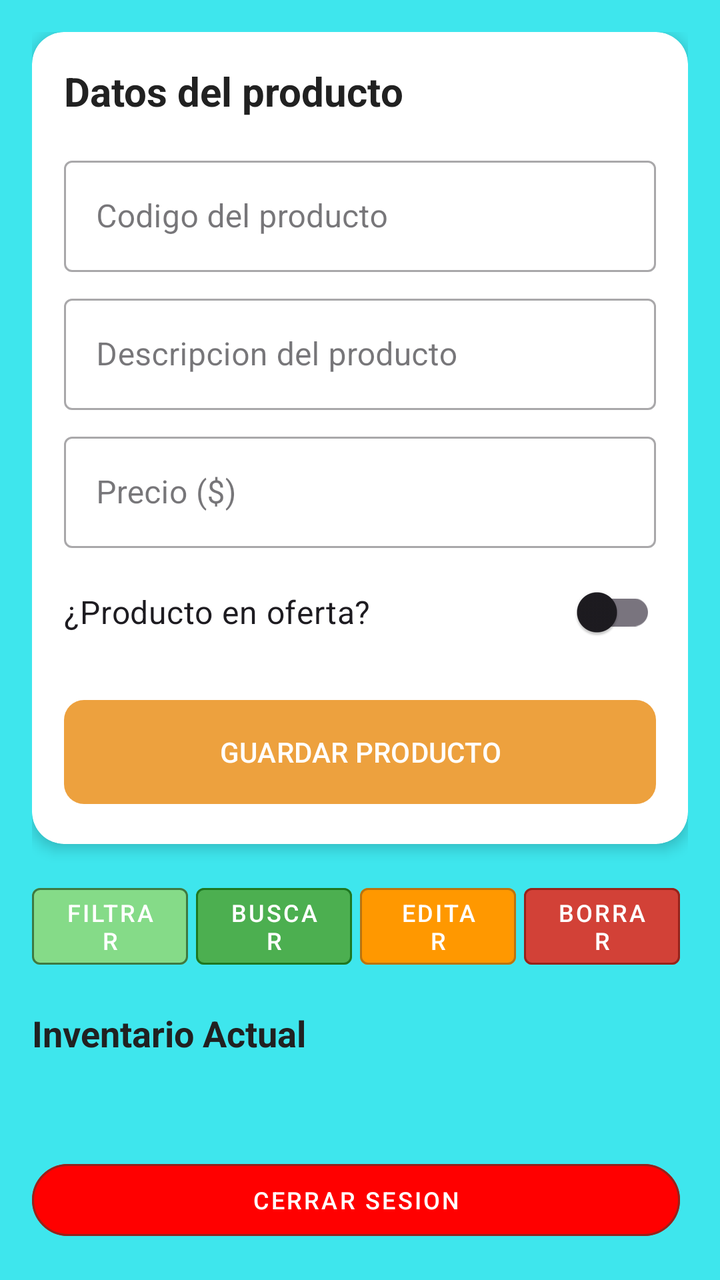
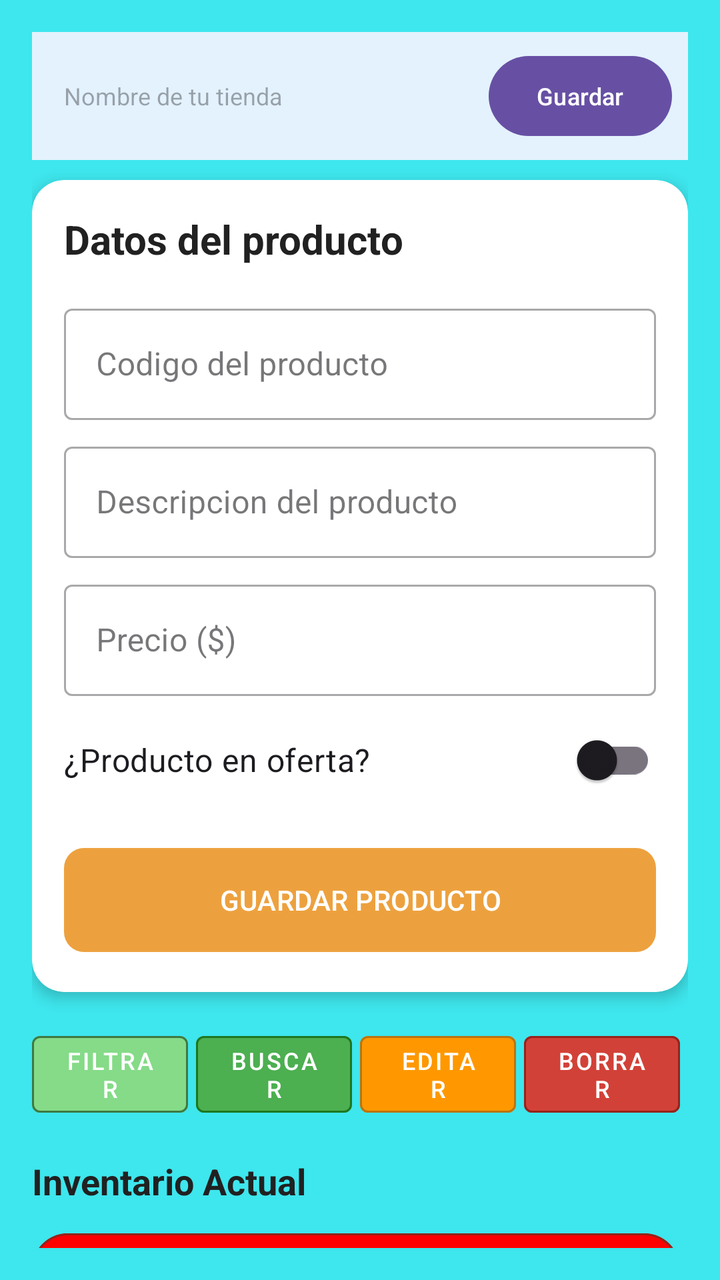

An Android layout rendered at two revisions. The XML below is the earlier revision; the diff shows what the commit changed to produce the second picture.
<!-- AndroidManifest.xml: application theme Theme.AppInventario -->
<!-- res/layout/activity_main.xml -->
<?xml version="1.0" encoding="utf-8"?>
<LinearLayout xmlns:app="http://schemas.android.com/apk/res-auto"
    xmlns:android="http://schemas.android.com/apk/res/android"
    android:layout_width="match_parent"
    android:layout_height="match_parent"
    android:orientation="vertical"
    android:background="@color/colorFondo"
    android:padding="16dp">

    <androidx.cardview.widget.CardView
        android:layout_width="match_parent"
        android:layout_height="wrap_content"
        app:cardCornerRadius="16dp"
        app:cardElevation="4dp"
        android:layout_marginBottom="16dp">

        <LinearLayout
            android:layout_width="match_parent"
            android:layout_height="wrap_content"
            android:orientation="vertical"
            android:padding="16dp">

            <TextView
                android:layout_width="match_parent"
                android:layout_height="wrap_content"
                android:text="Datos del producto"
                android:textSize="20sp"
                android:textStyle="bold"
                android:textColor="#212121"
                android:layout_marginBottom="16dp"/>

            <com.google.android.material.textfield.TextInputLayout
                android:id="@+id/tilCodigo"
                android:layout_width="match_parent"
                android:layout_height="wrap_content"
                style="@style/Widget.MaterialComponents.TextInputLayout.OutlinedBox"
                android:layout_marginBottom="8dp">

                <com.google.android.material.textfield.TextInputEditText
                    android:id="@+id/etCodigo"
                    android:layout_width="match_parent"
                    android:layout_height="wrap_content"
                    android:hint="Codigo del producto"
                    android:inputType="number">

                </com.google.android.material.textfield.TextInputEditText>

            </com.google.android.material.textfield.TextInputLayout>

            <com.google.android.material.textfield.TextInputLayout
                android:id="@+id/tilDescripcion"
                android:layout_width="match_parent"
                android:layout_height="wrap_content"
                style="@style/Widget.MaterialComponents.TextInputLayout.OutlinedBox"
                android:layout_marginBottom="8dp">

                <com.google.android.material.textfield.TextInputEditText
                    android:id="@+id/etDescripcion"
                    android:layout_width="match_parent"
                    android:layout_height="wrap_content"
                    android:hint="Descripcion del producto"
                    android:inputType="textCapSentences">

                </com.google.android.material.textfield.TextInputEditText>

            </com.google.android.material.textfield.TextInputLayout>

            <com.google.android.material.textfield.TextInputLayout
                android:id="@+id/tilPrecio"
                android:layout_width="match_parent"
                android:layout_height="wrap_content"
                style="@style/Widget.MaterialComponents.TextInputLayout.OutlinedBox"
                android:layout_marginBottom="8dp">

                <com.google.android.material.textfield.TextInputEditText
                    android:id="@+id/etPrecio"
                    android:layout_width="match_parent"
                    android:layout_height="wrap_content"
                    android:hint="Precio ($)"
                    android:inputType="numberDecimal">

                </com.google.android.material.textfield.TextInputEditText>

            </com.google.android.material.textfield.TextInputLayout>

            <com.google.android.material.switchmaterial.SwitchMaterial
                android:id="@+id/swOferta"
                android:layout_width="match_parent"
                android:layout_height="wrap_content"
                android:text="¿Producto en oferta?"
                android:textSize="16sp"
                android:layout_marginBottom="16dp"/>

            <ProgressBar
                android:id="@+id/pbCarga"
                android:layout_width="wrap_content"
                android:layout_height="wrap_content"
                android:layout_gravity="center"
                android:visibility="gone"
                android:layout_marginBottom="8dp" />

            <com.google.android.material.button.MaterialButton
                android:id="@+id/btnCrearArticulo"
                android:layout_width="match_parent"
                android:layout_height="60dp"
                android:text="GUARDAR PRODUCTO"
                app:cornerRadius="10dp"
                app:backgroundTint="@color/colorPrimario"/>

        </LinearLayout>

    </androidx.cardview.widget.CardView>

    <LinearLayout
        android:layout_width="match_parent"
        android:layout_height="wrap_content"
        android:orientation="horizontal"
        android:layout_marginBottom="16dp">

        <com.google.android.material.button.MaterialButton
            android:id="@+id/btnFiltrar"
            style="@style/Widget.MaterialComponents.Button.OutlinedButton"
            android:layout_width="0dp"
            android:layout_height="wrap_content"
            android:layout_marginEnd="4dp"
            android:layout_weight="1"
            android:textSize="12sp"
            android:text="FILTRAR"
            android:textColor="@color/white"
            app:backgroundTint="#85DB88"
            app:strokeColor="#3E7942" />

        <com.google.android.material.button.MaterialButton
            android:id="@+id/btnBuscar"
            style="@style/Widget.MaterialComponents.Button.OutlinedButton"
            android:layout_width="0dp"
            android:layout_height="wrap_content"
            android:layout_marginEnd="4dp"
            android:layout_weight="1"
            android:textSize="12sp"
            android:text="BUSCAR"
            android:textColor="@color/white"
            app:backgroundTint="#4CAF50"
            app:strokeColor="#1E7721" />

        <com.google.android.material.button.MaterialButton
            android:id="@+id/btnEditar"
            style="@style/Widget.MaterialComponents.Button.OutlinedButton"
            android:layout_width="0dp"
            android:layout_height="wrap_content"
            android:layout_marginEnd="4dp"
            android:layout_weight="1"
            android:textSize="12sp"
            android:text="EDITAR"
            android:textColor="@color/white"
            app:backgroundTint="#FF9800"
            app:strokeColor="#BB740F" />

        <com.google.android.material.button.MaterialButton
            android:id="@+id/btnBorrar"
            style="@style/Widget.MaterialComponents.Button.OutlinedButton"
            android:layout_width="0dp"
            android:layout_height="wrap_content"
            android:layout_marginEnd="4dp"
            android:layout_weight="1"
            android:textSize="12sp"
            android:text="BORRAR"
            android:textColor="@color/white"
            app:backgroundTint="#D24137"
            app:strokeColor="#95231B" />

    </LinearLayout>

    <TextView
        android:layout_width="match_parent"
        android:layout_height="wrap_content"
        android:text="Inventario Actual"
        android:textSize="18sp"
        android:textStyle="bold"
        android:textColor="#212121"
        android:layout_marginBottom="8dp"/>

    <androidx.recyclerview.widget.RecyclerView
        android:id="@+id/rvProductos"
        android:layout_width="match_parent"
        android:layout_height="0dp"
        android:layout_weight="1" />

    <com.google.android.material.button.MaterialButton
        android:id="@+id/btnCerrarSesion"
        style="@style/Widget.MaterialComponents.Button.OutlinedButton"
        android:layout_width="match_parent"
        android:layout_height="wrap_content"
        android:layout_marginEnd="4dp"
        android:textSize="12sp"
        android:text="CERRAR SESION"
        android:textColor="@color/white"
        app:backgroundTint="#FF0000"
        app:strokeColor="#95231B"
        app:cornerRadius="20dp"/>

</LinearLayout>
<!-- resources referenced by this layout -->
<resources>
  <color name="colorFondo">#3EE6ED</color>
  <color name="colorPrimario">#EDA13E</color>
  <color name="white">#FFFFFFFF</color>
  <style name="Theme.AppInventario" parent="Base.Theme.AppInventario" />
  <style name="Base.Theme.AppInventario" parent="Theme.Material3.DayNight.NoActionBar">
          
          
      </style>
</resources>

<!-- the commit's change to res/layout/activity_main.xml (unified diff, before → after) -->
@@ -7,6 +7,35 @@
     android:background="@color/colorFondo"
     android:padding="16dp">
 
+    <LinearLayout
+        android:layout_width="match_parent"
+        android:layout_height="wrap_content"
+        android:orientation="horizontal"
+        android:layout_marginBottom="10dp"
+        android:background="#E3F2FD"
+        android:padding="8dp"
+        >
+
+        <EditText
+            android:id="@+id/etNombreTienda"
+            android:layout_width="0dp"
+            android:layout_height="wrap_content"
+            android:layout_weight="1"
+            android:hint="Nombre de tu tienda"
+            android:inputType="textCapWords"
+            android:textSize="12sp"
+            android:background="@android:color/transparent"
+            android:padding="8dp"/>
+
+        <Button
+            android:id="@+id/btnGuardarTienda"
+            android:layout_width="wrap_content"
+            android:layout_height="wrap_content"
+            android:text="Guardar"
+            android:textSize="12sp"/>
+
+    </LinearLayout>
+
     <androidx.cardview.widget.CardView
         android:layout_width="match_parent"
         android:layout_height="wrap_content"
